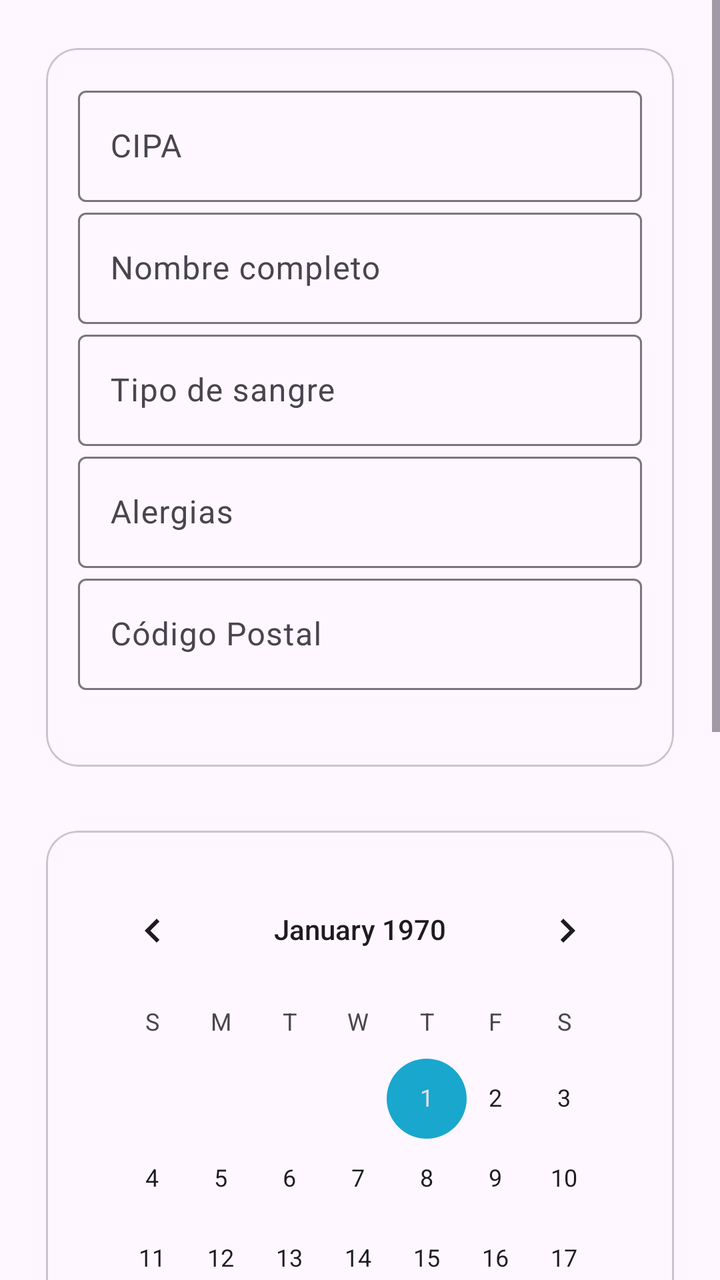
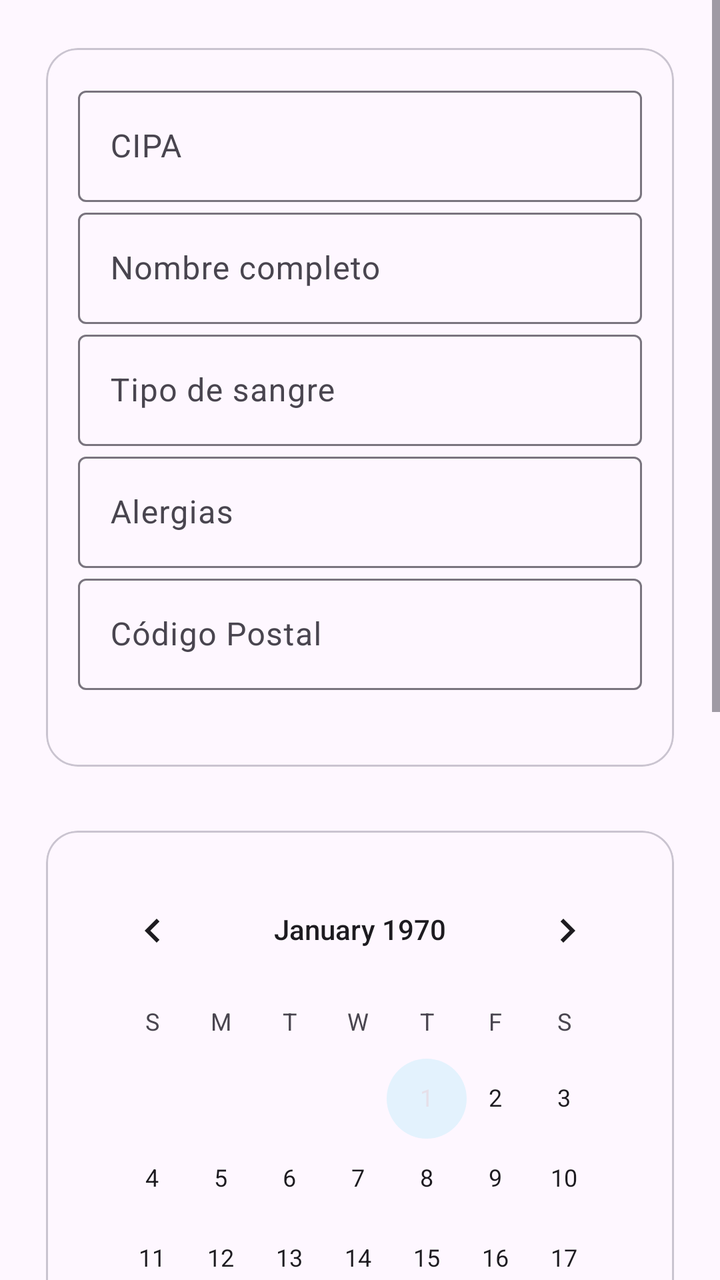

The first picture is an Android layout as it rendered before a commit; the second is the same layout after the commit. The layout source and the unified diff follow.
<!-- AndroidManifest.xml: application theme Theme.CitaPluus -->
<!-- res/layout/activity_perfil.xml -->
<?xml version="1.0" encoding="utf-8"?>
<ScrollView xmlns:android="http://schemas.android.com/apk/res/android"
    xmlns:app="http://schemas.android.com/apk/res-auto"
    android:layout_width="match_parent"
    android:layout_height="match_parent">

    <LinearLayout
        android:layout_width="match_parent"
        android:layout_height="wrap_content"
        android:orientation="vertical"
        android:padding="16dp">

        
        <com.google.android.material.card.MaterialCardView
            android:layout_width="match_parent"
            android:layout_height="wrap_content"
            android:layout_marginBottom="16dp"
            app:cardUseCompatPadding="true"
            app:cardCornerRadius="16dp">

            <LinearLayout
                android:layout_width="match_parent"
                android:layout_height="wrap_content"
                android:orientation="vertical"
                android:padding="16dp">

                <com.google.android.material.textfield.TextInputLayout
                    android:layout_width="match_parent"
                    android:layout_height="wrap_content"
                    android:hint="CIPA">
                    <com.google.android.material.textfield.TextInputEditText
                        android:id="@+id/editTextCIPA"
                        android:layout_width="match_parent"
                        android:layout_height="wrap_content"
                        android:enabled="false"/>
                </com.google.android.material.textfield.TextInputLayout>

                <com.google.android.material.textfield.TextInputLayout
                    android:layout_width="match_parent"
                    android:layout_height="wrap_content"
                    android:hint="Nombre completo">
                    <com.google.android.material.textfield.TextInputEditText
                        android:id="@+id/editTextNombreCompleto"
                        android:layout_width="match_parent"
                        android:layout_height="wrap_content"
                        android:enabled="false"/>
                </com.google.android.material.textfield.TextInputLayout>

                <com.google.android.material.textfield.TextInputLayout
                    android:id="@+id/tilTipoSangre"
                    android:layout_width="match_parent"
                    android:layout_height="wrap_content"
                    android:hint="Tipo de sangre">
                    <com.google.android.material.textfield.TextInputEditText
                        android:id="@+id/editTextTipoSangre"
                        android:layout_width="match_parent"
                        android:layout_height="wrap_content"
                        android:enabled="true"/>
                </com.google.android.material.textfield.TextInputLayout>


                <com.google.android.material.textfield.TextInputLayout
                    android:id="@+id/tilAlergias"
                    android:layout_width="match_parent"
                    android:layout_height="wrap_content"
                    android:hint="Alergias">
                    <com.google.android.material.textfield.TextInputEditText
                        android:id="@+id/editTextAlergias"
                        android:layout_width="match_parent"
                        android:layout_height="wrap_content"
                        android:minLines="1"
                        android:maxLines="4"
                        android:enabled="true"/>
                </com.google.android.material.textfield.TextInputLayout>

                <com.google.android.material.textfield.TextInputLayout
                    android:id="@+id/tilcp"
                    android:layout_width="match_parent"
                    android:layout_height="wrap_content"
                    android:hint="Código Postal">
                    <com.google.android.material.textfield.TextInputEditText
                        android:id="@+id/editTextCodigoPostal"
                        android:layout_width="match_parent"
                        android:layout_height="wrap_content"
                        android:enabled="true"
                        android:inputType="number"/>
                </com.google.android.material.textfield.TextInputLayout>

                <TextView
                    android:id="@+id/txtSaveState"
                    android:layout_width="wrap_content"
                    android:layout_height="wrap_content"
                    android:text=""
                    android:textSize="12sp"
                    android:layout_marginTop="6dp"/>

            </LinearLayout>
        </com.google.android.material.card.MaterialCardView>

        
        <com.google.android.material.card.MaterialCardView
            android:layout_width="match_parent"
            android:layout_height="wrap_content"
            app:cardUseCompatPadding="true"
            app:cardCornerRadius="16dp">

            <LinearLayout
                android:layout_width="match_parent"
                android:layout_height="wrap_content"
                android:orientation="vertical"
                android:padding="16dp">

                <CalendarView
                    android:id="@+id/calendarView"
                    android:layout_width="match_parent"
                    android:layout_height="wrap_content" />

                
                <TextView
                    android:layout_width="wrap_content"
                    android:layout_height="wrap_content"
                    android:text="Tus días con cita"
                    android:textStyle="bold"
                    android:layout_marginTop="12dp"/>

                <com.google.android.material.chip.ChipGroup
                    android:id="@+id/chipsCitas"
                    android:layout_width="match_parent"
                    android:layout_height="wrap_content"
                    android:layout_marginTop="8dp"
                    app:singleLine="false"
                    app:chipSpacingHorizontal="8dp"
                    app:chipSpacingVertical="8dp"/>

                
                <TextView
                    android:layout_width="wrap_content"
                    android:layout_height="wrap_content"
                    android:text="Próximas citas"
                    android:textStyle="bold"
                    android:layout_marginTop="12dp"/>

                <LinearLayout
                    android:id="@+id/layoutIndicadores"
                    android:layout_width="match_parent"
                    android:layout_height="wrap_content"
                    android:orientation="vertical"
                    android:layout_marginTop="8dp"/>
            </LinearLayout>
        </com.google.android.material.card.MaterialCardView>

        
        <com.google.android.material.button.MaterialButton
            android:id="@+id/buttonLlamarEmergencia"
            style="@style/Widget.CitaPluus.PrimaryButton"
            android:layout_width="match_parent"
            android:layout_height="wrap_content"
            android:text="Llamar Emergencia (112)"
            android:layout_marginTop="16dp" />

        <com.google.android.material.button.MaterialButton
            android:id="@+id/buttonActualizarCentro"
            style="@style/Widget.CitaPluus.TonalButton"
            android:layout_width="match_parent"
            android:layout_height="wrap_content"
            android:text="Cambiar centro"
            android:layout_marginTop="8dp" />

        <com.google.android.material.button.MaterialButton
            android:id="@+id/buttonCerrarSesion"
            style="@style/Widget.CitaPluus.OutlinedButton"
            android:layout_width="match_parent"
            android:layout_height="wrap_content"
            android:text="Cerrar sesión"
            android:layout_marginTop="8dp" />

        <com.google.android.material.button.MaterialButton
            android:id="@+id/buttonVolverMenu"
            style="@style/Widget.CitaPluus.TextButton"
            android:layout_width="match_parent"
            android:layout_height="wrap_content"
            android:text="Volver al menú principal"
            android:layout_marginTop="8dp" />

    </LinearLayout>
</ScrollView>
<!-- resources referenced by this layout -->
<resources>
  <style name="Widget.CitaPluus.OutlinedButton" parent="Widget.Material3.Button.OutlinedButton">
          <item name="cornerRadius">28dp</item>
          <item name="android:insetTop">8dp</item>
          <item name="android:insetBottom">8dp</item>
      </style>
  <style name="Widget.CitaPluus.PrimaryButton" parent="Widget.Material3.Button">
          <item name="cornerRadius">28dp</item>
          <item name="android:insetTop">8dp</item>
          <item name="android:insetBottom">8dp</item>
      </style>
  <style name="Widget.CitaPluus.TextButton" parent="Widget.Material3.Button.TextButton">
          <item name="cornerRadius">28dp</item>
          <item name="android:insetTop">8dp</item>
          <item name="android:insetBottom">8dp</item>
      </style>
  <style name="Widget.CitaPluus.TonalButton" parent="Widget.Material3.Button.TonalButton">
          <item name="cornerRadius">28dp</item>
          <item name="android:insetTop">8dp</item>
          <item name="android:insetBottom">8dp</item>
      </style>
  <style name="Theme.CitaPluus" parent="Theme.Material3.DayNight.NoActionBar">
          <item name="colorPrimary">@color/brand_primary</item>
          <item name="colorSecondary">@color/brand_secondary</item>
  
          <item name="materialAlertDialogTheme">@style/ThemeOverlay.Material3.MaterialAlertDialog</item>
          <item name="android:fontFamily">sans-serif</item>
      </style>
  <color name="brand_primary">#146C94</color>
  <color name="brand_secondary">#19A7CE</color>
</resources>

<!-- the commit's change to res/layout/activity_perfil.xml (unified diff, before → after) -->
@@ -140,6 +140,15 @@
                     android:textStyle="bold"
                     android:layout_marginTop="12dp"/>
 
+                <TextView
+                    android:id="@+id/tvProximasCitas"
+                    android:layout_width="match_parent"
+                    android:layout_height="wrap_content"
+                    android:text="No tienes próximas citas"
+                    android:textSize="14sp"
+                    android:paddingTop="4dp"
+                    android:paddingBottom="8dp"/>
+
                 <LinearLayout
                     android:id="@+id/layoutIndicadores"
                     android:layout_width="match_parent"
<!-- resource entries referenced after the edit -->
@@ -27,7 +27,7 @@
           <item name="materialAlertDialogTheme">@style/ThemeOverlay.Material3.MaterialAlertDialog</item>
           <item name="android:fontFamily">sans-serif</item>
       </style>
-  <color name="brand_primary">#146C94</color>
-  <color name="brand_secondary">#19A7CE</color>
+  <color name="brand_primary">#1976D2</color>
+  <color name="brand_secondary">#E3F2FD</color>
 </resources>
 
